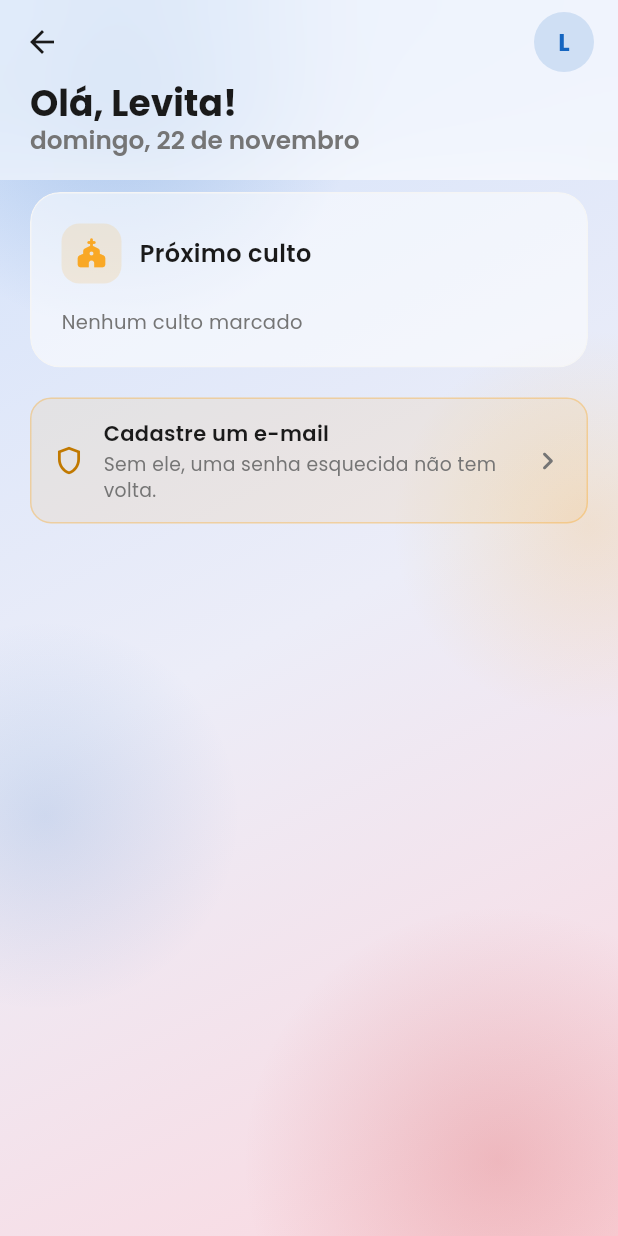
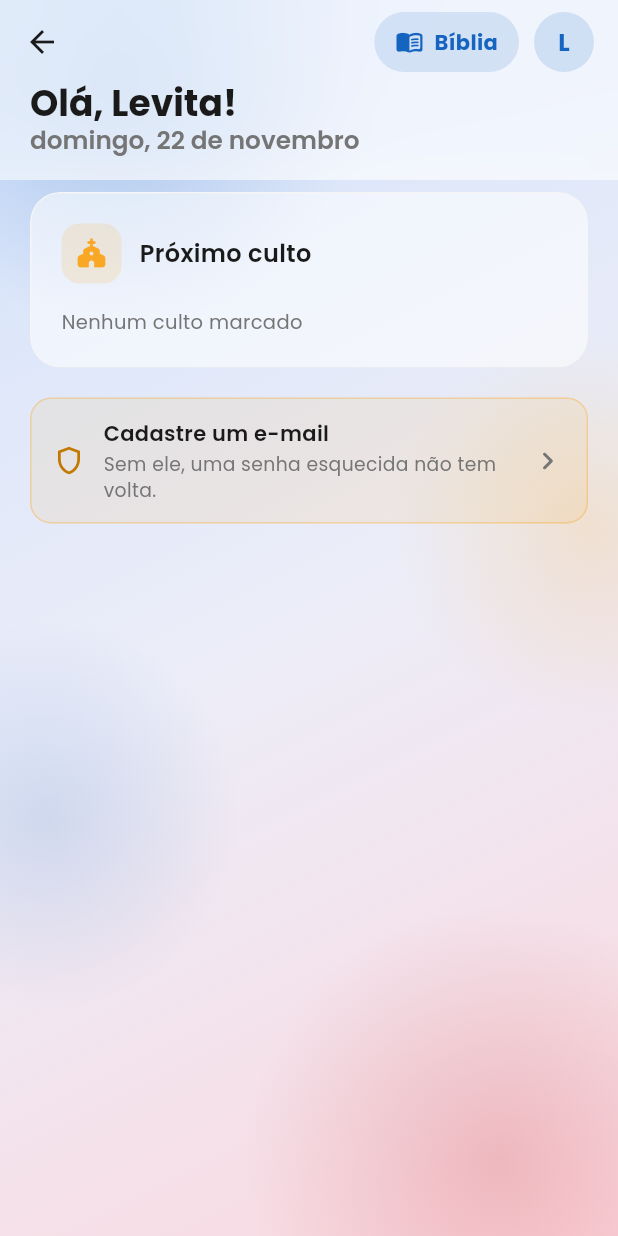
Before and after one commit to marciosaguiar/espiritual, a Flutter app: the HomeScreen screen opened directly, on a phone screen of 412 x 824 dp. Run offline on Flutter 3.47's test engine with Material 3 defaults, Android fonts, the phone set to English and light mode, and no system bars; our stand-ins replace cloud_firestore, firebase_auth, firebase_core, shared_preferences, table_calendar; missing offline and left inert: dart:js_interop; accounts and stored records are empty.

Commit message:
feat: a Bíblia volta para a tela principal
Ela tinha ido para a aba Músicas na rodada 'menos é mais', e quem lê a Bíblia
antes do culto não a achava. Volta como uma pílula com texto e ícone na barra de
cima do Início, ao lado do avatar — e não como cartão: o Início de quem está
escalado já enche o celular, e um atalho no fim ficaria abaixo da dobra (visto ao
fotografar a primeira tentativa). A mesma Bíblia continua dentro de Músicas.

13 testes a 375, 768 e 1280 px (à vista, abre a Bíblia, ao lado do avatar, toque
de 40 px); a mutação 'tirar o atalho' e a 'abrir outra tela' os reprovam.

Co-Authored-By: Claude Sonnet 5.5 <noreply@anthropic.com>
Claude-Session: https://claude.ai/code/session_01WHfQGyPHrLhyECpGAfTaAZ

```diff
--- a/lib/presentation/screens/home/home_screen.dart
+++ b/lib/presentation/screens/home/home_screen.dart
@@ -9,6 +9,7 @@ import '../../widgets/common/install_banner.dart';
 import '../../../core/constants/app_colors.dart';
 import '../../../core/constants/app_strings.dart';
 import '../../../data/models/scale_model.dart';
+import '../biblia/biblia_screen.dart';
 import '../scale/scale_detail_screen.dart';
 import '../scale/modo_ao_vivo_screen.dart';
 import '../../../data/services/avisos_de_sincronia.dart';
@@ -18,6 +19,7 @@ import '../../widgets/home/pendencias.dart';
 import '../../../data/services/local_storage_service.dart';
 import '../../providers/chat_provider.dart';
 import '../../widgets/common/glass.dart';
+import '../../widgets/common/responsivo.dart';
 import '../../widgets/common/recuperacao_por_email.dart';
 import '../../widgets/common/minhas_proximas_musicas.dart';
 import '../../../data/models/user_model.dart';
@@ -141,6 +143,14 @@ class _HomeScreenState extends State<HomeScreen> {
               ],
             ),
             actions: [
+              // A Bíblia VOLTOU para a tela principal (pedido do dono). Tinha ido
+              // para a aba Músicas na rodada "menos é mais", e quem lê antes do
+              // culto não a achava. Fica na BARRA DE CIMA, ao lado do avatar, e
+              // não no meio da tela: o Início de quem está escalado já enche o
+              // celular (cartão do culto + as músicas), e um atalho no fim ficaria
+              // abaixo da dobra. Na barra fixa ele está à vista a qualquer
+              // momento, sem custar nenhuma altura.
+              const _AtalhoBiblia(),
               Padding(
                 padding: const EdgeInsets.only(right: 16),
                 child: Semantics(
@@ -218,8 +228,9 @@ class _HomeScreenState extends State<HomeScreen> {
                   // feitos.
                   //
                   // O que SAIU desta tela, e para onde foi: "Hino pelo
-                  // número" e o atalho da Bíblia → aba Músicas; versículo do
-                  // dia → topo da Bíblia; sugestões do dia → Repertório.
+                  // número" → aba Músicas; versículo do dia → topo da Bíblia;
+                  // sugestões do dia → Repertório. (O atalho da Bíblia saiu e
+                  // VOLTOU: ver `_AtalhoBiblia`.)
                   final aviso = <Widget>[
                     // Recado de uma edição que não valeu: vem antes de tudo
                     // porque é sobre algo que a pessoa JÁ fez e acha que está
@@ -289,6 +300,65 @@ class _HomeScreenState extends State<HomeScreen> {
             ),
           ),
         ],
+      ),
+    );
+  }
+}
+
+/// Atalho para a Bíblia, na barra de cima da tela principal.
+///
+/// Uma pílula com TEXTO e ícone, e não um ícone sozinho: o que está atrás de um
+/// ícone não existe para quem só usa WhatsApp. A tela e o texto só são
+/// carregados no toque — a Bíblia não entra no pacote inicial nem atrasa a
+/// abertura de quem nunca a lê. Abre por cima, como os outros toques do Início
+/// (que não é mestre-detalhe), e a mesma Bíblia continua dentro da aba Músicas:
+/// nada foi removido, só ganhou um segundo caminho.
+class _AtalhoBiblia extends StatelessWidget {
+  const _AtalhoBiblia();
+
+  @override
+  Widget build(BuildContext context) {
+    final isDark = Theme.of(context).brightness == Brightness.dark;
+    return Padding(
+      padding: const EdgeInsets.only(right: 10),
+      child: Center(
+        child: Semantics(
+          button: true,
+          label: 'Bíblia. Ler no aparelho, sem internet.',
+          excludeSemantics: true,
+          child: ComMao(
+            onTap: () => Navigator.push(
+              context,
+              GlassPageRoute(builder: (_) => const BibliaScreen()),
+            ),
+            child: Container(
+              height: 40,
+              padding: const EdgeInsets.symmetric(horizontal: 14),
+              decoration: BoxDecoration(
+                color: AppColors.blue.withValues(alpha: isDark ? 0.28 : 0.13),
+                borderRadius: BorderRadius.circular(20),
+              ),
+              child: Row(
+                mainAxisSize: MainAxisSize.min,
+                children: [
+                  Icon(Icons.menu_book_rounded,
+                      size: 19,
+                      color: isDark ? Colors.white : AppColors.blue),
+                  const SizedBox(width: 7),
+                  Text(
+                    'Bíblia',
+                    style: TextStyle(
+                      fontFamily: 'Poppins',
+                      fontSize: 14,
+                      fontWeight: FontWeight.w700,
+                      color: isDark ? Colors.white : AppColors.blue,
+                    ),
+                  ),
+                ],
+              ),
+            ),
+          ),
+        ),
       ),
     );
   }
```
Also changed, not shown: 2 other files.
